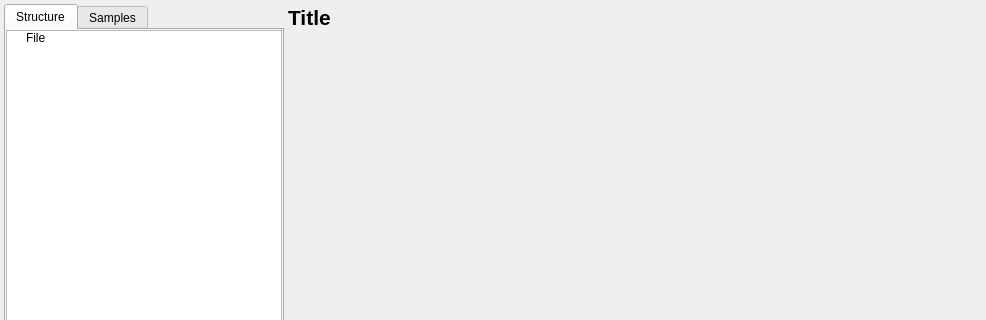
First picture: the form in mini_analyser/ui/tabcontainer.ui, repository emericg/MiniVideo, before the edit; both pictures show x 0 to 986 and y 0 to 320 of the 986 by 815 pixel window.
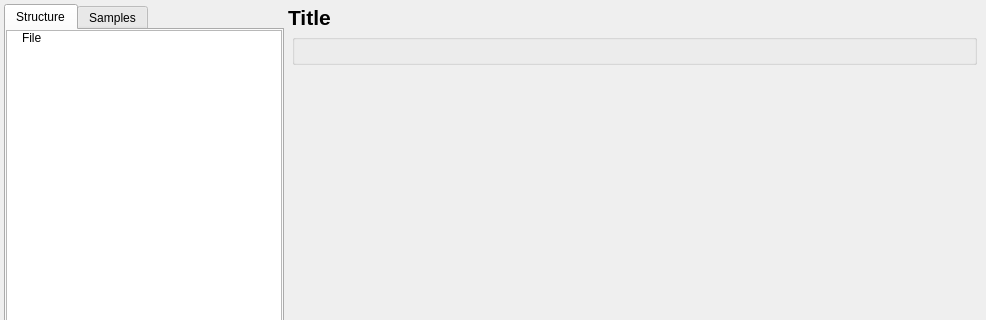
Second picture: the form after the edit. The open tabs and pages were chosen to show the change. Custom widgets are drawn as their Qt base class.

Commit message: mini_analyser: minor UI improvements

The edit to the form file:
```diff
--- a/mini_analyser/ui/tabcontainer.ui
+++ b/mini_analyser/ui/tabcontainer.ui
@@ -69,7 +69,7 @@
        <item row="0" column="0">
         <widget class="QTreeWidget" name="treeWidget_structure">
          <property name="indentation">
-          <number>16</number>
+          <number>12</number>
          </property>
          <property name="uniformRowHeights">
           <bool>false</bool>
@@ -203,22 +203,47 @@
         </property>
         <layout class="QGridLayout" name="gridLayout_3">
          <property name="leftMargin">
-          <number>0</number>
+          <number>4</number>
          </property>
          <property name="topMargin">
           <number>0</number>
          </property>
          <property name="rightMargin">
-          <number>0</number>
+          <number>4</number>
          </property>
          <property name="bottomMargin">
-          <number>6</number>
+          <number>0</number>
          </property>
-         <item row="2" column="0">
-          <layout class="QGridLayout" name="gridLayout_content"/>
+         <item row="3" column="0">
+          <widget class="QWidget" name="verticalWidget" native="true">
+           <layout class="QVBoxLayout" name="verticalLayout_3">
+            <property name="leftMargin">
+             <number>8</number>
+            </property>
+            <property name="topMargin">
+             <number>8</number>
+            </property>
+            <property name="rightMargin">
+             <number>8</number>
+            </property>
+            <property name="bottomMargin">
+             <number>8</number>
+            </property>
+            <item>
+             <layout class="QGridLayout" name="gridLayout_content"/>
+            </item>
+           </layout>
+          </widget>
+         </item>
+         <item row="5" column="0">
+          <widget class="QLabel" name="label_pic">
+           <property name="text">
+            <string/>
+           </property>
+          </widget>
          </item>
          <item row="0" column="0">
-          <widget class="QWidget" name="widgetHeader" native="true">
+          <widget class="QGroupBox" name="groupBoxHeader">
            <layout class="QVBoxLayout" name="verticalLayout_2">
             <property name="spacing">
              <number>6</number>
@@ -245,7 +270,28 @@
            </layout>
           </widget>
          </item>
-         <item row="4" column="0">
+         <item row="1" column="0">
+          <widget class="QWidget" name="widgetSamples" native="true">
+           <layout class="QVBoxLayout" name="_2">
+            <property name="leftMargin">
+             <number>8</number>
+            </property>
+            <property name="topMargin">
+             <number>8</number>
+            </property>
+            <property name="rightMargin">
+             <number>8</number>
+            </property>
+            <property name="bottomMargin">
+             <number>8</number>
+            </property>
+            <item>
+             <layout class="QGridLayout" name="gridLayout_samples"/>
+            </item>
+           </layout>
+          </widget>
+         </item>
+         <item row="6" column="0">
           <spacer name="verticalSpacer">
            <property name="orientation">
             <enum>Qt::Vertical</enum>
@@ -258,38 +304,6 @@
            </property>
           </spacer>
          </item>
-         <item row="1" column="0">
-          <widget class="QWidget" name="widgetSamples" native="true">
-           <layout class="QVBoxLayout" name="verticalLayout_3">
-            <property name="leftMargin">
-             <number>3</number>
-            </property>
-            <property name="topMargin">
-             <number>3</number>
-            </property>
-            <property name="rightMargin">
-             <number>3</number>
-            </property>
-            <property name="bottomMargin">
-             <number>3</number>
-            </property>
-            <item>
-             <layout class="QGridLayout" name="gridLayout_samples">
-              <property name="topMargin">
-               <number>2</number>
-              </property>
-             </layout>
-            </item>
-           </layout>
-          </widget>
-         </item>
-         <item row="3" column="0">
-          <widget class="QLabel" name="label_pic">
-           <property name="text">
-            <string/>
-           </property>
-          </widget>
-         </item>
         </layout>
        </widget>
       </widget>
```
The commit also changes 1 other file.
